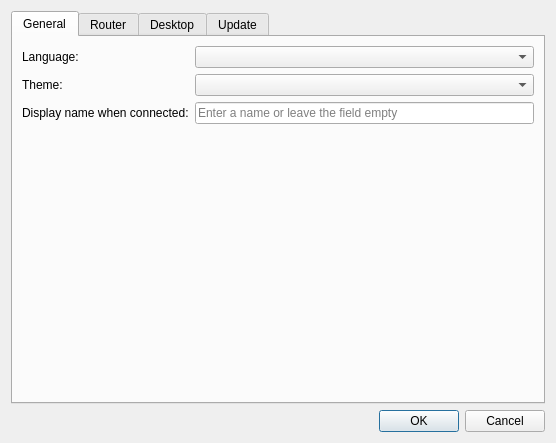
dchapyshev/aspia, file source/client/ui/settings_dialog.ui: the form before one commit.
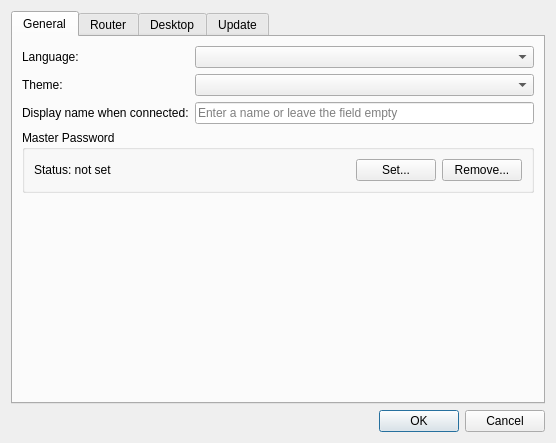
The form after the commit. Custom widgets are drawn as their Qt base class.

Diff of the .ui file:
```diff
--- a/source/client/ui/settings_dialog.ui
+++ b/source/client/ui/settings_dialog.ui
@@ -65,6 +65,49 @@
          </item>
         </layout>
        </item>
+       <item>
+        <widget class="QGroupBox" name="groupbox_master_password">
+         <property name="title">
+          <string>Master Password</string>
+         </property>
+         <layout class="QHBoxLayout" name="layout_master_password">
+          <item>
+           <widget class="QLabel" name="label_master_password_status">
+            <property name="text">
+             <string>Status: not set</string>
+            </property>
+           </widget>
+          </item>
+          <item>
+           <spacer name="horizontalSpacer_master_password">
+            <property name="orientation">
+             <enum>Qt::Orientation::Horizontal</enum>
+            </property>
+            <property name="sizeHint" stdset="0">
+             <size>
+              <width>40</width>
+              <height>20</height>
+             </size>
+            </property>
+           </spacer>
+          </item>
+          <item>
+           <widget class="QPushButton" name="button_set_master_password">
+            <property name="text">
+             <string>Set...</string>
+            </property>
+           </widget>
+          </item>
+          <item>
+           <widget class="QPushButton" name="button_remove_master_password">
+            <property name="text">
+             <string>Remove...</string>
+            </property>
+           </widget>
+          </item>
+         </layout>
+        </widget>
+       </item>
        <item>
         <spacer name="verticalSpacer_general">
          <property name="orientation">
```
